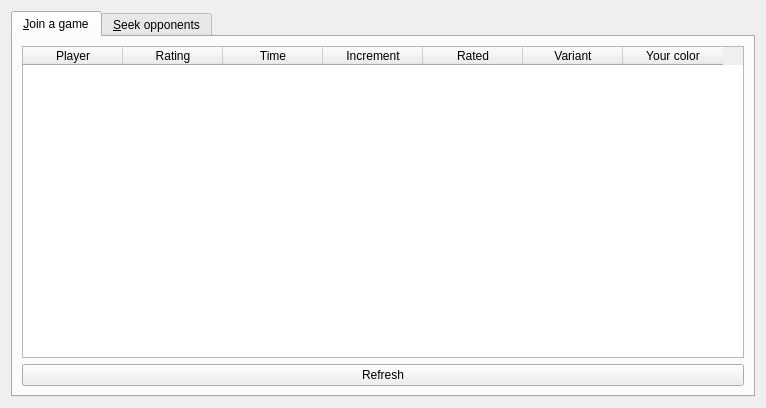
First picture: the form in src/proto/ficsdialog.ui, repository netrunner-debian-kde-extras/knights, before the edit.
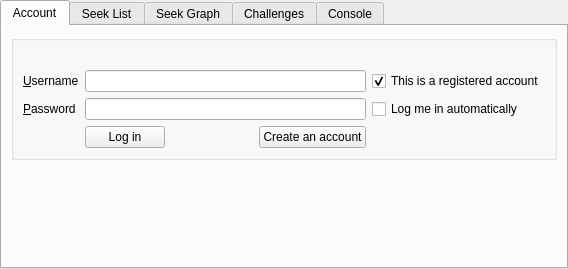
Second picture: the form after the edit. Custom widgets are drawn as their Qt base class.

What changed in the file:
```diff
--- a/src/proto/ficsdialog.ui
+++ b/src/proto/ficsdialog.ui
@@ -6,19 +6,163 @@
    <rect>
     <x>0</x>
     <y>0</y>
-    <width>766</width>
-    <height>408</height>
+    <width>568</width>
+    <height>269</height>
    </rect>
   </property>
   <layout class="QVBoxLayout" name="verticalLayout">
+   <property name="margin">
+    <number>0</number>
+   </property>
    <item>
     <widget class="KTabWidget" name="tabWidget">
+     <property name="enabled">
+      <bool>true</bool>
+     </property>
      <property name="currentIndex">
       <number>0</number>
      </property>
+     <property name="movable">
+      <bool>true</bool>
+     </property>
+     <property name="automaticResizeTabs">
+      <bool>true</bool>
+     </property>
+     <widget class="QWidget" name="accountTab">
+      <property name="enabled">
+       <bool>true</bool>
+      </property>
+      <attribute name="title">
+       <string>Account</string>
+      </attribute>
+      <attribute name="toolTip">
+       <string>Log in to the chess server</string>
+      </attribute>
+      <layout class="QVBoxLayout" name="verticalLayout_3">
+       <item>
+        <widget class="QGroupBox" name="logInGroup">
+         <property name="title">
+          <string/>
+         </property>
+         <layout class="QGridLayout" name="gridLayout_2">
+          <item row="0" column="0" colspan="5">
+           <widget class="QLabel" name="logInStatusLabel">
+            <property name="text">
+             <string/>
+            </property>
+           </widget>
+          </item>
+          <item row="1" column="0">
+           <widget class="QLabel" name="usernameLabel">
+            <property name="text">
+             <string>&amp;Username</string>
+            </property>
+            <property name="buddy">
+             <cstring>usernameLineEdit</cstring>
+            </property>
+           </widget>
+          </item>
+          <item row="1" column="1" colspan="3">
+           <widget class="KLineEdit" name="usernameLineEdit">
+            <property name="urlDropsEnabled">
+             <bool>false</bool>
+            </property>
+            <property name="showClearButton" stdset="0">
+             <bool>true</bool>
+            </property>
+           </widget>
+          </item>
+          <item row="1" column="4">
+           <widget class="QCheckBox" name="registeredCheckBox">
+            <property name="text">
+             <string>This is a registered account</string>
+            </property>
+            <property name="checked">
+             <bool>true</bool>
+            </property>
+           </widget>
+          </item>
+          <item row="2" column="0">
+           <widget class="QLabel" name="passwordLabel">
+            <property name="text">
+             <string>&amp;Password</string>
+            </property>
+            <property name="buddy">
+             <cstring>passwordLineEdit</cstring>
+            </property>
+           </widget>
+          </item>
+          <item row="2" column="1" colspan="3">
+           <widget class="KLineEdit" name="passwordLineEdit">
+            <property name="urlDropsEnabled">
+             <bool>false</bool>
+            </property>
+            <property name="showClearButton" stdset="0">
+             <bool>true</bool>
+            </property>
+            <property name="passwordMode">
+             <bool>true</bool>
+            </property>
+           </widget>
+          </item>
+          <item row="2" column="4">
+           <widget class="QCheckBox" name="rememberCheckBox">
+            <property name="text">
+             <string>Log me in automatically</string>
+            </property>
+           </widget>
+          </item>
+          <item row="3" column="1">
+           <widget class="KPushButton" name="logInButton">
+            <property name="text">
+             <string>Log in</string>
+            </property>
+           </widget>
+          </item>
+          <item row="3" column="2">
+           <spacer name="horizontalSpacer_2">
+            <property name="orientation">
+             <enum>Qt::Horizontal</enum>
+            </property>
+            <property name="sizeHint" stdset="0">
+             <size>
+              <width>40</width>
+              <height>20</height>
+             </size>
+            </property>
+           </spacer>
+          </item>
+          <item row="3" column="3">
+           <widget class="KPushButton" name="registerButton">
+            <property name="text">
+             <string>Create an account</string>
+            </property>
+           </widget>
+          </item>
+         </layout>
+        </widget>
+       </item>
+       <item>
+        <spacer name="verticalSpacer">
+         <property name="orientation">
+          <enum>Qt::Vertical</enum>
+         </property>
+         <property name="sizeHint" stdset="0">
+          <size>
+           <width>20</width>
+           <height>40</height>
+          </size>
+         </property>
+        </spacer>
+       </item>
+      </layout>
+     </widget>
      <widget class="QWidget" name="joinTab">
       <attribute name="title">
-       <string>&amp;Join a game</string>
+       <string>Seek List</string>
+      </attribute>
+      <attribute name="toolTip">
+       <string>Current ads arranged in a list</string>
       </attribute>
       <layout class="QVBoxLayout" name="verticalLayout_2">
        <item>
@@ -41,6 +185,18 @@
          <property name="selectionBehavior">
           <enum>QAbstractItemView::SelectRows</enum>
          </property>
+         <attribute name="horizontalHeaderCascadingSectionResizes">
+          <bool>true</bool>
+         </attribute>
+         <attribute name="horizontalHeaderStretchLastSection">
+          <bool>true</bool>
+         </attribute>
+         <attribute name="verticalHeaderVisible">
+          <bool>false</bool>
+         </attribute>
+         <attribute name="verticalHeaderHighlightSections">
+          <bool>false</bool>
+         </attribute>
          <column>
           <property name="text">
            <string>Player</string>
@@ -78,10 +234,20 @@
          </column>
         </widget>
        </item>
+      </layout>
+     </widget>
+     <widget class="QWidget" name="graphTab">
+      <attribute name="title">
+       <string>Seek Graph</string>
+      </attribute>
+      <attribute name="toolTip">
+       <string>Current ads arranged by rating and duration</string>
+      </attribute>
+      <layout class="QVBoxLayout" name="verticalLayout_5">
        <item>
-        <widget class="KPushButton" name="refreshButton">
-         <property name="text">
-          <string>Refresh</string>
+        <widget class="Knights::SeekGraph" name="graphView">
+         <property name="frameShape">
+          <enum>QFrame::StyledPanel</enum>
          </property>
         </widget>
        </item>
@@ -89,9 +255,12 @@
      </widget>
      <widget class="QWidget" name="seekTab">
       <attribute name="title">
-       <string>&amp;Seek opponents</string>
+       <string>Challenges</string>
       </attribute>
-      <layout class="QVBoxLayout" name="verticalLayout_3">
+      <attribute name="toolTip">
+       <string>Post an ad for other players</string>
+      </attribute>
+      <layout class="QVBoxLayout" name="verticalLayout_6">
        <item>
         <widget class="KPushButton" name="seekButton">
          <property name="text">
@@ -111,6 +280,15 @@
        </item>
       </layout>
      </widget>
+     <widget class="QWidget" name="consoleTab">
+      <attribute name="title">
+       <string>Console</string>
+      </attribute>
+      <attribute name="toolTip">
+       <string>Use custom commands</string>
+      </attribute>
+      <layout class="QVBoxLayout" name="verticalLayout_4"/>
+     </widget>
     </widget>
    </item>
   </layout>
@@ -121,12 +299,23 @@
    <extends>QPushButton</extends>
    <header>kpushbutton.h</header>
   </customwidget>
+  <customwidget>
+   <class>KLineEdit</class>
+   <extends>QLineEdit</extends>
+   <header>klineedit.h</header>
+  </customwidget>
   <customwidget>
    <class>KTabWidget</class>
    <extends>QTabWidget</extends>
    <header>ktabwidget.h</header>
    <container>1</container>
   </customwidget>
+  <customwidget>
+   <class>Knights::SeekGraph</class>
+   <extends>QFrame</extends>
+   <header>proto/seekgraph.h</header>
+   <container>1</container>
+  </customwidget>
  </customwidgets>
  <resources/>
  <connections/>
```
Left out of the diff: 64 changed lines with no effect on the pictures.
